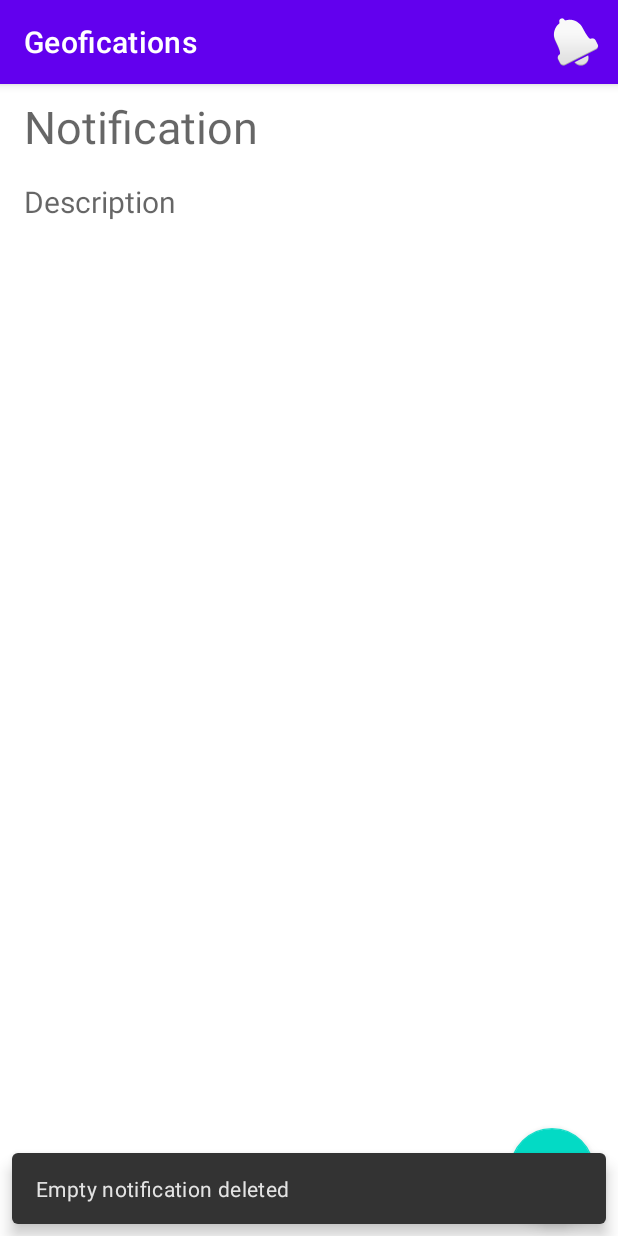
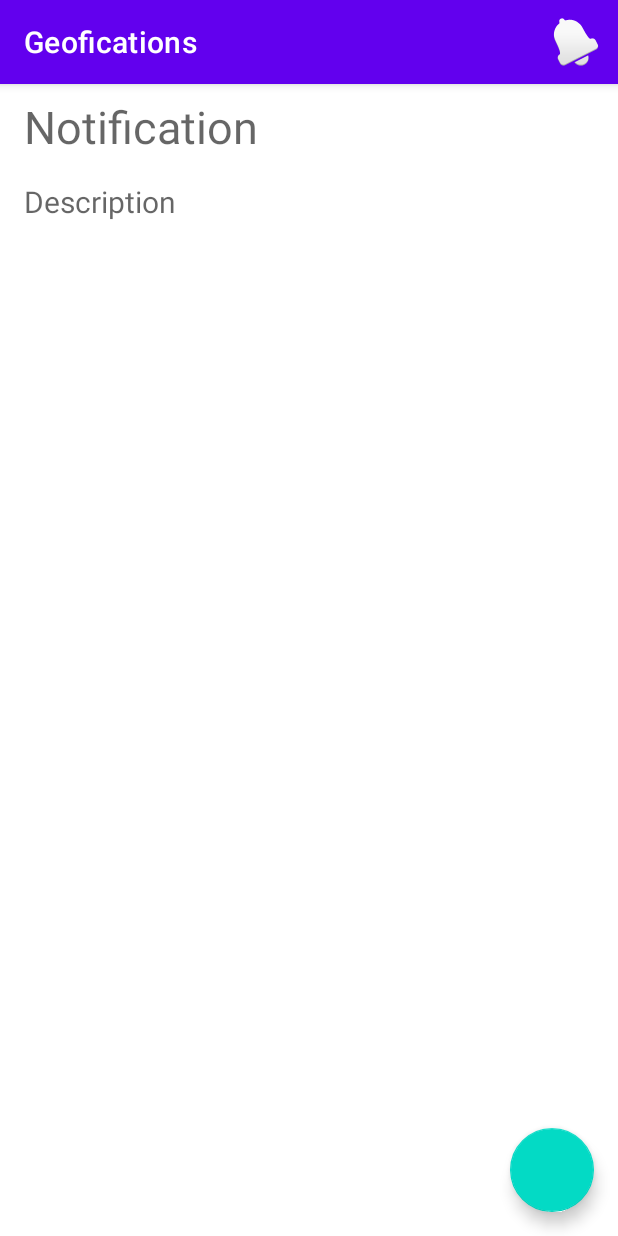
Before and after one commit to DenisKishkovich/Geofications, an Android app: the fragment GeoficationDetailsFragment placed in its activity, after a tap on "Add notification", on a phone screen of 412 x 824 dp. Run offline under Robolectric (Android 15) with nearby library versions, the phone set to English and light mode, and no system bars; our stand-ins replace Room's generated code, data binding, navigation-ui; 3 statements that could not run were skipped.

Commit message:
Implemented toasts for empty geofications

```diff
--- a/app/src/main/java/com/example/geofications/ui/details/GeoficationDetailsFragment.kt
+++ b/app/src/main/java/com/example/geofications/ui/details/GeoficationDetailsFragment.kt
@@ -1,6 +1,7 @@
 package com.example.geofications.ui.details
 
 import android.os.Bundle
+import android.util.Log
 import android.view.LayoutInflater
 import android.view.Menu
 import android.view.MenuInflater
@@ -55,10 +56,6 @@ class GeoficationDetailsFragment() : Fragment() {
         binding.viewModel = geoficationDetailsViewModel
         binding.lifecycleOwner = this
 
-        // Create the menu
-//        if (argGeoficationID != -1L) {
-//            createMenu()
-//        }
         createMenu()
 
         //Hide checkbox if new geofication
@@ -77,6 +74,11 @@ class GeoficationDetailsFragment() : Fragment() {
         // Add an Observer on the state variable for snackbars.
         geoficationDetailsViewModel.snackbarText.observe(viewLifecycleOwner, Observer {
             view?.let { gottenView -> Snackbar.make(gottenView, getText(it), Snackbar.LENGTH_SHORT).show() }
+        })
+
+        // Add an Observer on the state variable for toasts.
+        geoficationDetailsViewModel.toastText.observe(viewLifecycleOwner, Observer {
+            Toast.makeText(context, it, Toast.LENGTH_SHORT).show()
         })
 
         return binding.root
--- a/app/src/main/java/com/example/geofications/ui/details/GeoficationDetailsViewModel.kt
+++ b/app/src/main/java/com/example/geofications/ui/details/GeoficationDetailsViewModel.kt
@@ -49,6 +49,17 @@ class GeoficationDetailsViewModel(
     val snackbarText: LiveData<Int>
         get() = _snackbarText
 
+    /**
+     * "Inner" variable which triggers the toast
+     */
+    private val _toastText = MutableLiveData<Int>()
+
+    /**
+     * When changes immediately triggers the toast
+     */
+    val toastText: LiveData<Int>
+        get() = _toastText
+
     init {
         if (geoficationID == -1L) {
             isNewGeofication = true
@@ -98,7 +109,7 @@ class GeoficationDetailsViewModel(
 
         // Null check
         if (currentTitle == null || currentDescription == null || currentIsCompleted == null) {
-            _snackbarText.value = R.string.empty_notif_deleted
+            _toastText.value = R.string.empty_notif_deleted
             if (!isNewGeofication) {
                 deleteGeofication()
             } else {
@@ -107,7 +118,7 @@ class GeoficationDetailsViewModel(
             return
         }
         if (Geofication(title = currentTitle, description = currentDescription).isEmpty) {
-            _snackbarText.value = R.string.empty_notif_deleted
+            _toastText.value = R.string.empty_notif_deleted
             if (!isNewGeofication) {
                 deleteGeofication()
             } else {
--- a/app/src/main/res/layout/fragment_geofication_details.xml
+++ b/app/src/main/res/layout/fragment_geofication_details.xml
@@ -10,41 +10,26 @@
             type="com.example.geofications.ui.details.GeoficationDetailsViewModel" />
     </data>
 
-    <androidx.constraintlayout.widget.ConstraintLayout
+    <androidx.coordinatorlayout.widget.CoordinatorLayout
+        android:layout_width="match_parent"
+        android:layout_height="match_parent">
+
+        <LinearLayout
             android:layout_width="match_parent"
             android:layout_height="match_parent"
-        tools:context=".ui.details.GeoficationDetailsFragment">
+            android:orientation="vertical"
+            android:id="@+id/editText_container"
+            android:paddingTop="8dp">
 
             <CheckBox
                 android:id="@+id/checkBoxInDetails"
                 android:layout_width="match_parent"
                 android:layout_height="wrap_content"
+                android:layout_marginEnd="16dp"
+                android:checked="@={viewModel.isCompleted}"
+                android:layout_marginStart="16dp"
                 android:text="@string/completed_text"
-            android:textSize="20sp"
-            app:layout_constraintEnd_toEndOf="parent"
-            app:layout_constraintStart_toStartOf="parent"
-            app:layout_constraintTop_toTopOf="parent"
-            android:layout_marginStart="16dp"
-            android:layout_marginEnd="16dp"
-            android:layout_marginTop="8dp"
-            android:checked="@={viewModel.isCompleted}"/>
-
-        <ScrollView
-            android:id="@+id/scrollView2"
-            android:layout_width="match_parent"
-            android:layout_height="0dp"
-            app:layout_constraintBottom_toBottomOf="parent"
-            app:layout_constraintTop_toBottomOf="@+id/checkBoxInDetails"
-            app:layout_constraintVertical_bias="0.0"
-            tools:layout_editor_absoluteX="-26dp">
-
-            <LinearLayout
-                android:layout_width="match_parent"
-                android:layout_height="wrap_content"
-                android:orientation="vertical"
-                android:paddingStart="16dp"
-                android:paddingTop="8dp"
-                android:paddingEnd="16dp">
+                android:textSize="20sp" />
 
             <EditText
                 android:id="@+id/title"
@@ -52,6 +37,7 @@
                 android:layout_height="wrap_content"
                 android:background="@android:color/transparent"
                 android:hint="@string/notification_text"
+                android:importantForAutofill="no"
                 android:inputType="textMultiLine|textCapSentences"
                 android:maxLength="30"
                 android:maxLines="3"
@@ -59,22 +45,32 @@
                 android:text="@={viewModel.title}"
                 android:textSize="30sp"
                 tools:text="Title"
-                    android:importantForAutofill="no" />
+                android:paddingStart="16dp"
+                android:paddingEnd="16dp"/>
+
+            <ScrollView
+                android:layout_width="match_parent"
+                android:layout_height="match_parent"
+                android:fillViewport="true"
+                android:layout_marginTop="16dp">
 
                 <EditText
                     android:id="@+id/description"
                     android:layout_width="match_parent"
                     android:layout_height="wrap_content"
-                    android:layout_marginTop="16dp"
                     android:background="@android:color/transparent"
                     android:hint="@string/description"
+                    android:importantForAutofill="no"
                     android:inputType="textMultiLine|textCapSentences"
+                    android:paddingStart="16dp"
+                    android:paddingEnd="16dp"
+                    android:gravity="top"
                     android:text="@={viewModel.description}"
                     android:textSize="20sp"
-                    tools:text="Description"
-                    android:importantForAutofill="no" />
+                    tools:text="Description"/>
+
+            </ScrollView>
         </LinearLayout>
-        </ScrollView>
 
         <com.google.android.material.floatingactionbutton.FloatingActionButton
             android:id="@+id/floatingActionButton"
@@ -82,11 +78,10 @@
             android:layout_height="wrap_content"
             android:layout_marginEnd="16dp"
             android:layout_marginBottom="16dp"
-            app:layout_constraintBottom_toBottomOf="parent"
-            app:layout_constraintEnd_toEndOf="parent"
-            app:srcCompat="?android:attr/textCheckMark"
+            android:contentDescription="@string/fab_description_add_geofication"
             android:onClick="@{() -> viewModel.saveGeofication()}"
-            android:contentDescription="@string/fab_description_add_geofication" />
+            app:layout_anchor="@id/editText_container"
+            app:layout_anchorGravity="bottom|end"/>
 
-    </androidx.constraintlayout.widget.ConstraintLayout>
+    </androidx.coordinatorlayout.widget.CoordinatorLayout>
 </layout>
```
Lines whose indentation alone changed are shown as unchanged.
